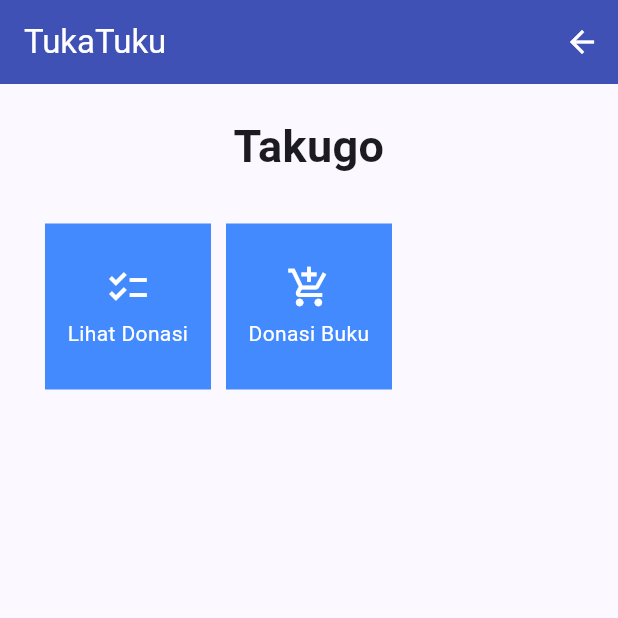
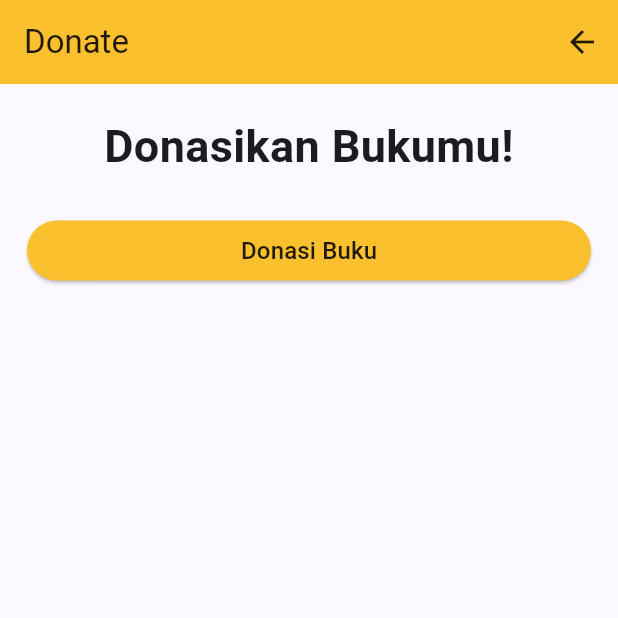
Before and after one commit to PBP-C04/Takugo-mobile, a Flutter app: the screen it shows after launch, on a phone screen of 412 x 824 dp, the top half of it. Run offline on Flutter 3.47's test engine with Material 2 defaults, Android fonts, the phone set to English and light mode, and no system bars; missing offline and left inert: pbp_django_auth.

Commit message:
update model dan screen

```diff
--- /dev/null
+++ b/donate/lib/donate.dart
@@ -0,0 +1,7 @@
+library donate;
+
+/// A Calculator.
+class Calculator {
+  /// Returns [value] plus 1.
+  int addOne(int value) => value + 1;
+}
--- a/donate/lib/main.dart
+++ b/donate/lib/main.dart
@@ -1,5 +1,6 @@
 import 'package:flutter/material.dart';
 import 'package:donate/screens/donate.dart';
+
 void main() {
   runApp(const MyApp());
 }
@@ -29,7 +30,7 @@ class MyApp extends StatelessWidget {
         colorScheme: ColorScheme.fromSeed(seedColor: Colors.indigo),
         useMaterial3: true,
       ),
-      home: MyHomePage(),
+      home: DonatePage(),
     );
   }
 }
--- /dev/null
+++ b/donate/lib/models/book_donate.dart
@@ -0,0 +1,65 @@
+// To parse this JSON data, do
+//
+//     final bookDonate = bookDonateFromJson(jsonString);
+
+import 'dart:convert';
+
+List<BookDonate> bookDonateFromJson(String str) => List<BookDonate>.from(json.decode(str).map((x) => BookDonate.fromJson(x)));
+
+String bookDonateToJson(List<BookDonate> data) => json.encode(List<dynamic>.from(data.map((x) => x.toJson())));
+
+class BookDonate {
+    String model;
+    int pk;
+    Fields fields;
+
+    BookDonate({
+        required this.model,
+        required this.pk,
+        required this.fields,
+    });
+
+    factory BookDonate.fromJson(Map<String, dynamic> json) => BookDonate(
+        model: json["model"],
+        pk: json["pk"],
+        fields: Fields.fromJson(json["fields"]),
+    );
+
+    Map<String, dynamic> toJson() => {
+        "model": model,
+        "pk": pk,
+        "fields": fields.toJson(),
+    };
+}
+
+class Fields {
+    int donatur;
+    int book;
+    int lembaga;
+    String kondisi;
+    DateTime tanggalDonasi;
+
+    Fields({
+        required this.donatur,
+        required this.book,
+        required this.lembaga,
+        required this.kondisi,
+        required this.tanggalDonasi,
+    });
+
+    factory Fields.fromJson(Map<String, dynamic> json) => Fields(
+        donatur: json["donatur"],
+        book: json["book"],
+        lembaga: json["lembaga"],
+        kondisi: json["kondisi"],
+        tanggalDonasi: DateTime.parse(json["tanggal_donasi"]),
+    );
+
+    Map<String, dynamic> toJson() => {
+        "donatur": donatur,
+        "book": book,
+        "lembaga": lembaga,
+        "kondisi": kondisi,
+        "tanggal_donasi": tanggalDonasi.toIso8601String(),
+    };
+}
--- a/donate/lib/screens/donate.dart
+++ b/donate/lib/screens/donate.dart
@@ -1,9 +1,11 @@
 import 'package:flutter/material.dart';
 import 'package:donate/widgets/donate_card.dart';
+import 'package:donate/models/book_donate.dart';
+import 'package:donate/screens/donate_form.dart';
 // import 'package:tukatuku/widgets/left_drawer.dart';
 
-class MyHomePage extends StatelessWidget {
-  MyHomePage({Key? key}) : super(key: key);
+class DonatePage extends StatelessWidget {
+  DonatePage({Key? key}) : super(key: key);
 
   final List<Item> items = [
     Item("Lihat Donasi", Icons.checklist, Colors.blueAccent),
@@ -16,10 +18,10 @@ class MyHomePage extends StatelessWidget {
     return Scaffold(
       appBar: AppBar(
         title: const Text(
-          "TukaTuku",
+          "Donate",
         ),
-        backgroundColor: Colors.indigo,
-        foregroundColor: Colors.white,
+        backgroundColor: Colors.yellow[700],
+        foregroundColor: Colors.black87,
         actions: [
           IconButton(
             icon: Icon(Icons.arrow_back),
@@ -38,7 +40,7 @@ class MyHomePage extends StatelessWidget {
               const Padding(
                 padding: EdgeInsets.only(top: 10.0, bottom: 10.0),
                 child: Text(
-                  'Takugo',
+                  'Donasikan Bukumu!',
                   textAlign: TextAlign.center,
                   style: TextStyle(
                     fontSize: 30,
@@ -46,17 +48,38 @@ class MyHomePage extends StatelessWidget {
                   ),
                 ),
               ),
-              GridView.count(
-                primary: true,
-                padding: const EdgeInsets.all(20),
-                crossAxisSpacing: 10,
-                mainAxisSpacing: 10,
-                crossAxisCount: 3,
-                shrinkWrap: true,
-                children: items.map((Item item) {
-                  return ShopCard(item);
-                }).toList(),
-              ),
+              const SizedBox(height: 10),
+                Padding(
+                  padding: const EdgeInsets.only(top: 8, left: 8, right: 8),
+                  child: SizedBox(
+                      height: 40,
+                      width: double.infinity,
+                      child: ElevatedButton(
+                        onPressed: () async {                    // Navigate to ReviewHomePage
+                          Navigator.push(
+                            context,
+                            MaterialPageRoute(builder: (context) => DonateFormPage()),
+                          );
+                        },
+                        style: ElevatedButton.styleFrom(
+                            backgroundColor: Colors.yellow[700],
+                            foregroundColor: Colors.black87),
+                        child: const Text('Donasi Buku',
+                            style: TextStyle(fontSize: 16)),
+                      )),
+                ),
+
+              // GridView.count(
+              //   primary: true,
+              //   padding: const EdgeInsets.all(20),
+              //   crossAxisSpacing: 10,
+              //   mainAxisSpacing: 10,
+              //   crossAxisCount: 3,
+              //   shrinkWrap: true,
+              //   children: items.map((Item item) {
+              //     return ShopCard(item);
+              //   }).toList(),
+              // ),
             ],
           ),
         ),
--- a/donate/lib/screens/donate_list.dart
+++ b/donate/lib/screens/donate_list.dart
@@ -1,7 +1,7 @@
 import 'package:flutter/material.dart';
 import 'package:http/http.dart' as http;
 import 'dart:convert';
-import 'package:donate/models/models.dart';
+import 'package:donate/models/book_donate.dart';
 // import 'package:donate/screens/detail_item.dart';
 // import 'package:donate/widgets/left_drawer.dart';
 
--- a/lib/home/home.dart
+++ b/lib/home/home.dart
@@ -6,6 +6,7 @@ import 'package:takugo/widgets/feature_container.dart';
 import 'package:takugo/home/login.dart';
 import 'package:provider/provider.dart';
 import 'package:pbp_django_auth/pbp_django_auth.dart';
+import 'package:donate/screens/donate.dart';
 
 class MyHomePage extends StatelessWidget {
   const MyHomePage({super.key});
@@ -67,7 +68,7 @@ class MyHomePage extends StatelessWidget {
                     icon: Icons.favorite,
                     onTap: () {
                       if (!request.loggedIn) {
-                        navigateToPage(context, const LoginPage());
+                        navigateToPage(context, DonatePage());
                       } else {
                         navigateToPage(context, const Placeholder());
                       }
--- a/pubspec.yaml
+++ b/pubspec.yaml
@@ -44,6 +44,8 @@ dependencies:
     path: journal
   review:
     path: review
+  donate:
+    path: donate
 
 dev_dependencies:
   flutter_test:
```
Also changed, not shown: donate/lib/models/models.dart (deleted, +0 -37 lines), pubspec.lock.
